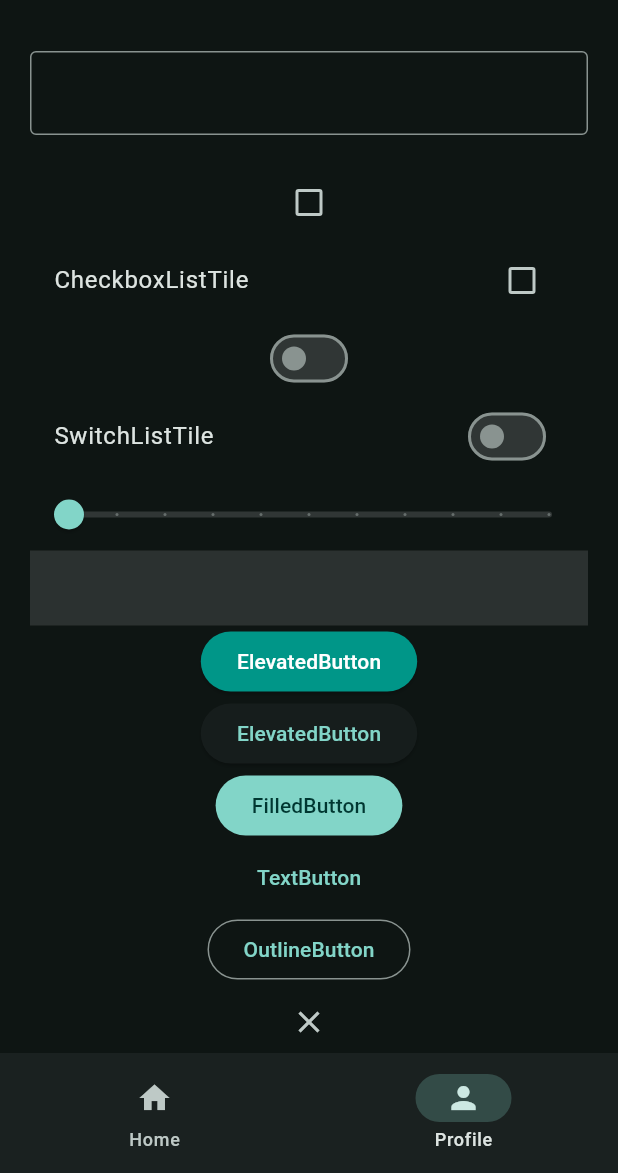
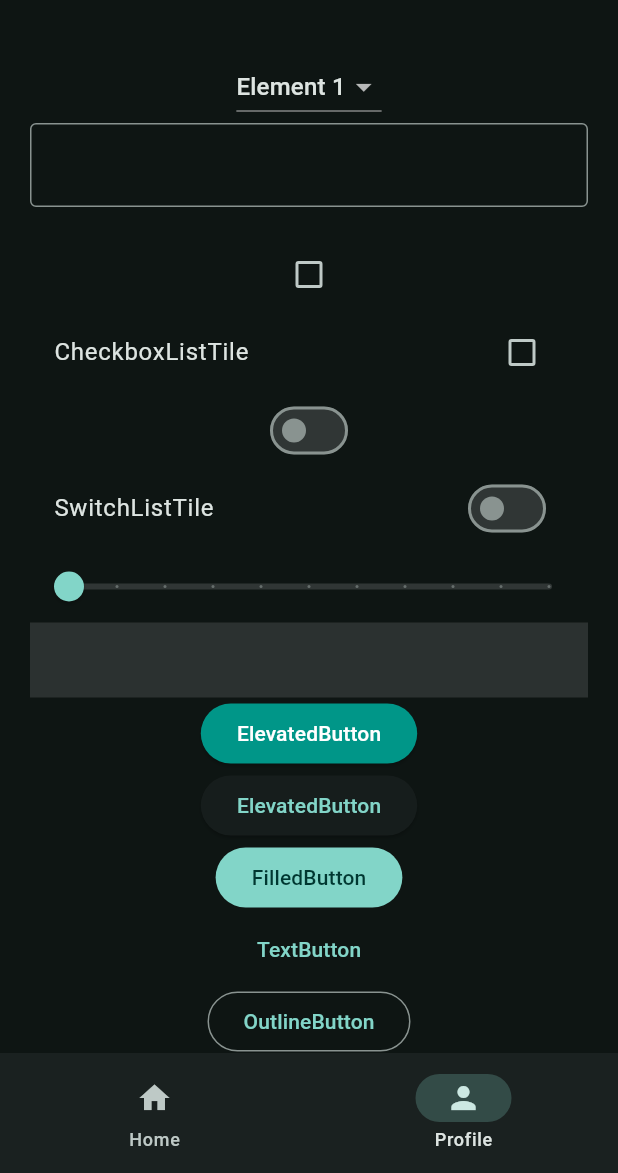
Before and after one commit to zinminnhtun/flutter_learning, a Flutter app: the screen it shows after launch, item 2 of the bottom bar chosen, on a phone screen of 412 x 824 dp, the part 63-1236 px from its top. Run offline on Flutter 3.47's test engine with Material 3 defaults, Android fonts, the phone set to English and light mode, and no system bars.

Commit message:
DropdownButton

```diff
--- a/lib/views/pages/profile_page.dart
+++ b/lib/views/pages/profile_page.dart
@@ -12,6 +12,7 @@ class _ProfilePageState extends State<ProfilePage> {
   bool? isChecked = false;
   bool isSwitched = false;
   double sliderValue = 0.0;
+  String? menuItems="e1";
   @override
   Widget build(BuildContext context) {
     return SingleChildScrollView(
@@ -19,6 +20,21 @@ class _ProfilePageState extends State<ProfilePage> {
         padding: const EdgeInsets.all(20.0),
         child: Column(
           children: [
+            DropdownButton(
+              value: menuItems,
+              items: [
+                DropdownMenuItem(value:'e1',child:  Text('Element 1')),
+                DropdownMenuItem(value:'e2',child:  Text('Element 2')),
+                DropdownMenuItem(value:'e3',child:  Text('Element 3')),
+                DropdownMenuItem(value:'e4',child:  Text('Element 4')),
+
+              ],
+              onChanged: (String? value) {
+                setState(() {
+                  menuItems = value;
+                });
+              },
+            ),
             TextField(
               controller: controller,
               decoration: InputDecoration(border: OutlineInputBorder()),
```
